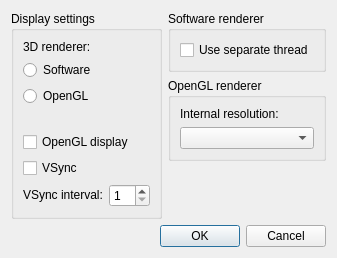
First picture: the form in src/frontend/qt_sdl/VideoSettingsDialog.ui, repository ag-advania/melonPrimeDS, before the edit.
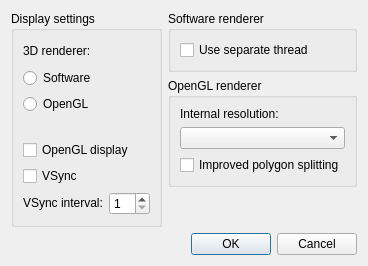
Second picture: the form after the edit.

Commit message: * fix build error * make betterer polygon splitting an option * add GL_LEQUAL depth test for 'equal' mode, might help

What changed in the file:
```diff
--- a/src/frontend/qt_sdl/VideoSettingsDialog.ui
+++ b/src/frontend/qt_sdl/VideoSettingsDialog.ui
@@ -7,7 +7,7 @@
     <x>0</x>
     <y>0</y>
     <width>482</width>
-    <height>237</height>
+    <height>244</height>
    </rect>
   </property>
   <property name="sizePolicy">
@@ -43,6 +43,16 @@
         </property>
        </widget>
       </item>
+      <item row="2" column="0">
+       <widget class="QCheckBox" name="cbBetterPolygons">
+        <property name="whatsThis">
+         <string>&lt;html&gt;&lt;head/&gt;&lt;body&gt;&lt;p&gt;Enabling this may help reduce distortion on quads and more complex polygons, but may also reduce performance.&lt;/p&gt;&lt;/body&gt;&lt;/html&gt;</string>
+        </property>
+        <property name="text">
+         <string>Improved polygon splitting</string>
+        </property>
+       </widget>
+      </item>
      </layout>
     </widget>
    </item>
```
The commit also changes 8 other files.
